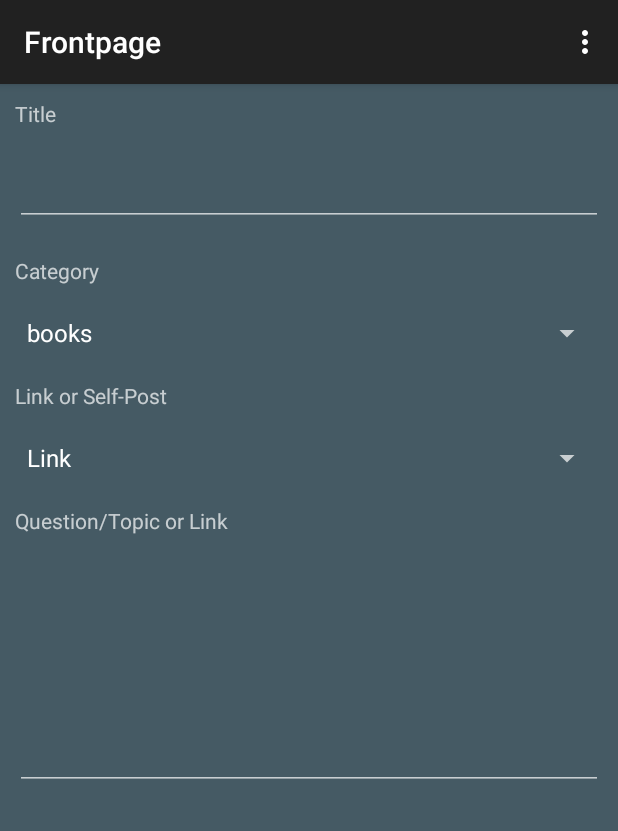
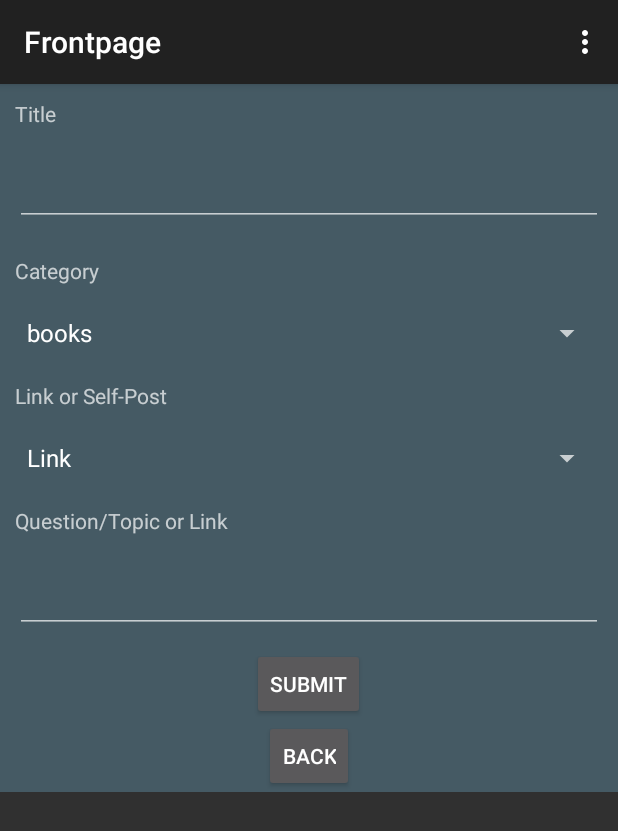
Before and after one commit to 8bitProcessor/RedditLikeApp, an Android app: the Frontpage screen opened directly, with no data from a screen before it, in the options menu, after a tap on "Submit", on a phone screen of 412 x 824 dp. Shown: the top 831 px of the screen. Run offline under Robolectric (Android 15) with nearby library versions, the phone set to English and light mode, and no system bars; our stand-ins replace Volley; network calls fail.

Commit message:
Users can post threads and have added upvote and downvote buttons

```diff
--- a/app/src/main/java/com/example/qbit/projectredapp/SubmitThread.java
+++ b/app/src/main/java/com/example/qbit/projectredapp/SubmitThread.java
@@ -2,21 +2,80 @@ package com.example.qbit.projectredapp;
 
 import android.app.Activity;
 import android.app.Fragment;
+import android.content.Intent;
 import android.os.Bundle;
+import android.util.Log;
 import android.view.LayoutInflater;
 import android.view.View;
 import android.view.ViewGroup;
+import android.widget.Button;
+import android.widget.EditText;
+import android.widget.Spinner;
+import android.widget.Toast;
+
+import com.android.volley.Request;
+import com.android.volley.RequestQueue;
+import com.android.volley.Response;
+import com.android.volley.VolleyError;
+import com.android.volley.toolbox.JsonObjectRequest;
+
+import org.json.JSONException;
+import org.json.JSONObject;
 
 public class SubmitThread extends Fragment {
-
+    SaveSharedPreference pm =new SaveSharedPreference();
+    private EditText title,topic_link;
+    private Spinner category;
+    private Spinner link_option;
+    private Button submit,back;
+    private static final String post_url= "http://192.168.1.21/QueryFiles/createThread.php";
     @Override
     public void onCreate(Bundle savedInstanceState) {
         super.onCreate(savedInstanceState);
+
     }
-
     @Override
     public View onCreateView(LayoutInflater inflater, ViewGroup container, Bundle savedInstanceState) {
-        return inflater.inflate(R.layout.submit_thread, container,false);
+        View submit_thread =  inflater.inflate(R.layout.submit_thread, container,false);
+        title = (EditText) submit_thread.findViewById(R.id.title);
+        category = (Spinner) submit_thread.findViewById(R.id.category);
+        link_option = (Spinner) submit_thread.findViewById(R.id.link_options);
+        topic_link = (EditText) submit_thread.findViewById(R.id.topic_link);
+
+        submit = (Button) submit_thread.findViewById(R.id.submit);
+        submit.setOnClickListener(new View.OnClickListener(){
+            public void onClick(View v){
+                String post_title=title.getText().toString();
+                String post_category=category.getSelectedItem().toString();
+                String post_option=link_option.getSelectedItem().toString();
+                String post_info =topic_link.getText().toString();
+
+                try{
+                    postThread(post_url, post_title,post_category,post_option,post_info);
+                }catch (JSONException e){
+                    e.printStackTrace();
+                }
+
+
+            }
+        });
+
+        back = (Button) submit_thread.findViewById(R.id.back);
+        back.setOnClickListener(new View.OnClickListener(){
+            public void onClick(View v){
+                Intent i = new Intent(getActivity(), Frontpage.class);
+                startActivity(i);
+            }
+        });
+
+
+
+
+
+
+
+
+        return submit_thread;
     }
     @Override
     public void onAttach(Activity activity) {
@@ -35,17 +94,37 @@ public class SubmitThread extends Fragment {
         super.onStart();
     }
     @Override
-    public void onPause() {super.onPause();}
-    @Override
-    public void onStop() {super.onStop();}
-    @Override
-    public void onResume() {super.onResume();}
-    @Override
-    public void onDestroyView() {
-        super.onDestroyView();
-    }
-    @Override
     public void onDetach() {
         super.onDetach();
     }
+
+    public void postThread(String url, String post_title, String post_category, String post_option,String post_info) throws JSONException {
+        RequestQueue requestQueue = VolleySingleton.getInstance().getRequestQueue();
+        final JSONObject postDetails = new JSONObject();
+        postDetails.put("username", pm.getUsername(getActivity()));
+        postDetails.put("password", pm.getPassword(getActivity()));
+        postDetails.put("title", post_title);
+        postDetails.put("category", post_category);
+        postDetails.put("type", post_option);
+        postDetails.put("info", post_info);
+
+        JsonObjectRequest postRequest = new JsonObjectRequest(Request.Method.POST, url,postDetails, new Response.Listener<JSONObject>() {
+            @Override
+            public void onResponse(JSONObject response) {
+                try {
+                    Toast.makeText(getActivity(), response.getString("message"), Toast.LENGTH_LONG).show();
+                } catch (JSONException e) {
+                    e.printStackTrace();
+                }
+            }
+        },new Response.ErrorListener(){
+            @Override
+            public void onErrorResponse(VolleyError error) {
+                Toast.makeText(getActivity(), "RESPONSE" + error, Toast.LENGTH_LONG).show();
+                Log.d("Error Volley", error.toString());
+            }
+        }){
+        };
+        requestQueue.add(postRequest);
+    }
 }
--- a/app/src/main/res/layout/submit_thread.xml
+++ b/app/src/main/res/layout/submit_thread.xml
@@ -1,12 +1,15 @@
 <?xml version="1.0" encoding="utf-8"?>
-<LinearLayout xmlns:android="http://schemas.android.com/apk/res/android"
+    <ScrollView
+    xmlns:android="http://schemas.android.com/apk/res/android"
+    android:layout_height="fill_parent"
+    android:layout_width="fill_parent"
+    >
+<LinearLayout
     android:orientation="vertical"
     android:layout_width="match_parent"
     android:layout_height="match_parent"
     android:weightSum="1"
     android:background="@color/primary_dark">
-
-
 <TextView
     android:layout_width="match_parent"
     android:layout_height="wrap_content"
@@ -27,6 +30,7 @@
     android:text="Category"
     />
     <Spinner
+        android:id="@+id/category"
     android:layout_width="match_parent"
     android:layout_height="wrap_content"
     android:layout_margin="10dp"
@@ -39,6 +43,7 @@
         android:text="Link or Self-Post"
     />
     <Spinner
+        android:id="@+id/link_options"
         android:layout_width="match_parent"
         android:layout_height="wrap_content"
         android:layout_margin="10dp"
@@ -51,17 +56,25 @@
         android:text="Question/Topic or Link"
     />
     <EditText
+        android:id="@+id/topic_link"
         android:layout_width="match_parent"
-        android:layout_height="150dp"
+        android:layout_height="wrap_content"
         android:layout_margin="10dp"/>
 
+    <Button
+        style="?android:attr/buttonStyleSmall"
+        android:layout_width="wrap_content"
+        android:layout_height="wrap_content"
+        android:text="Submit"
+        android:id="@+id/submit"
+        android:layout_gravity="center_horizontal" />
 
-
-
-
-
-
-
-
-
-</LinearLayout>
+    <Button
+        style="?android:attr/buttonStyleSmall"
+        android:layout_width="wrap_content"
+        android:layout_height="wrap_content"
+        android:text="Back"
+        android:id="@+id/back"
+        android:layout_gravity="center_horizontal" />
+    </LinearLayout>
+</ScrollView>
```
Also changed, not shown: app/src/main/java/com/example/qbit/projectredapp/Frontpage.java (+7 -1 lines), app/src/main/java/com/example/qbit/projectredapp/LoginAndRegister.java (+17 -5 lines), app/src/main/java/com/example/qbit/projectredapp/SaveSharedPreference.java (+7 -0 lines), app/src/main/res/layout/thread_view.xml (+21 -1 lines), app/src/main/res/down.png (added), app/src/main/res/drawable-hdpi/ic_action_name.png (added), app/src/main/res/drawable-hdpi/ic_action_name2.png (added), app/src/main/res/drawable-mdpi/ic_action_name.png (added), app/src/main/res/drawable-mdpi/ic_action_name2.png (added), app/src/main/res/drawable-xhdpi/ic_action_name.png (added), app/src/main/res/drawable-xhdpi/ic_action_name2.png (added), app/src/main/res/drawable-xxhdpi/ic_action_name.png (added), app/src/main/res/drawable-xxhdpi/ic_action_name2.png (added), app/src/main/res/up.png (added), 1 more files.
